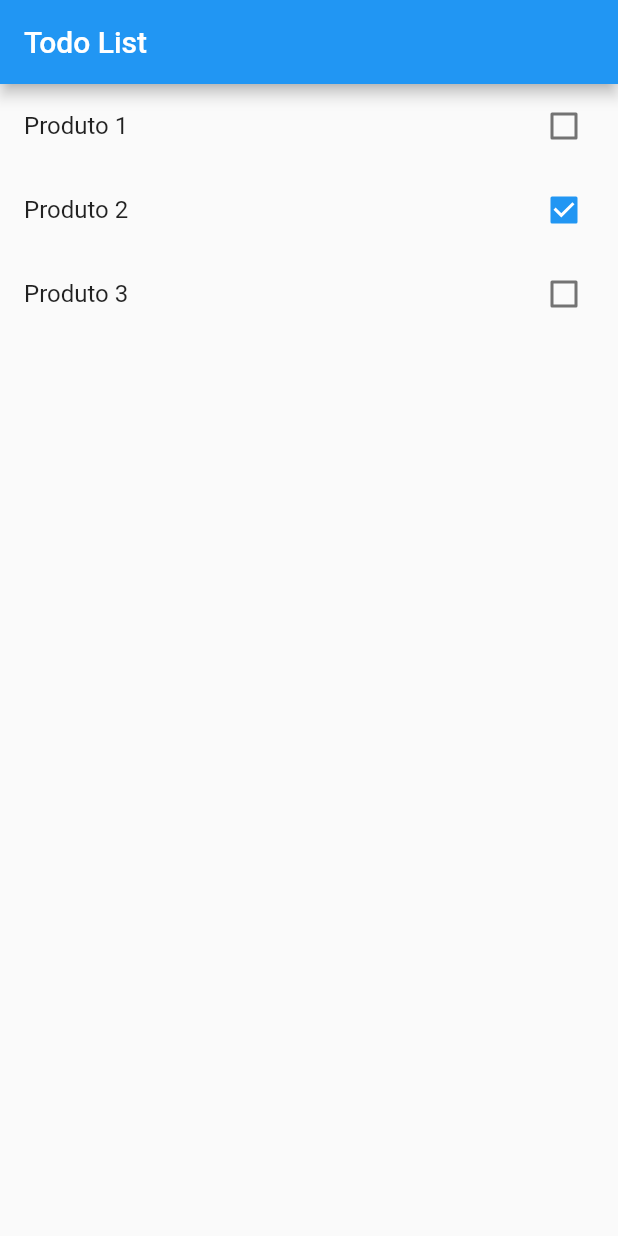
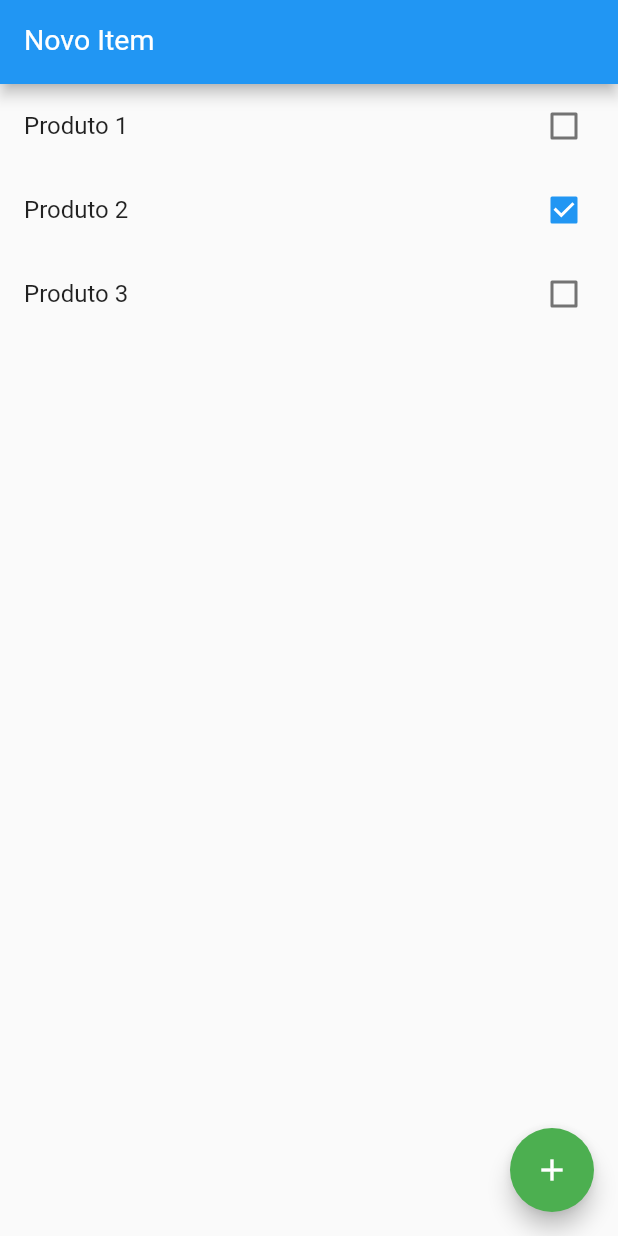
Before and after one commit to Shilton7/first_app_with_flutter, a Flutter app: the screen it shows after launch, on a phone screen of 412 x 824 dp. Run offline on Flutter 3.47's test engine with Material 2 defaults, Android fonts, the phone set to English and light mode, and no system bars.

Commit message:
Adding and removing item

```diff
--- a/lib/main.dart
+++ b/lib/main.dart
@@ -32,20 +32,52 @@ class HomePage extends StatefulWidget {
 }
 
 class _HomePageState extends State<HomePage> {
+  var newTaskCtrl = TextEditingController();
+
+  void addItem() {
+    if (newTaskCtrl.text.isEmpty) return;
+
+    setState(() {
+      widget.items.add(Item(
+        title: newTaskCtrl.text,
+        done: false,
+      ));
+      newTaskCtrl.clear();
+    });
+  }
+
+  void removeItem(int index) {
+    setState(() {
+      widget.items.removeAt(index);
+    });
+  }
+
   @override
   Widget build(BuildContext context) {
     return Scaffold(
       appBar: AppBar(
-        title: Text("Todo List"),
+        title: TextFormField(
+          controller: newTaskCtrl,
+          keyboardType: TextInputType.text,
+          style: TextStyle(
+            color: Colors.white,
+            fontSize: 19,
+          ),
+          decoration: InputDecoration(
+              labelText: "Novo Item",
+              labelStyle: TextStyle(
+                color: Colors.white,
+              )),
+        ),
       ),
       body: ListView.builder(
         itemCount: widget.items.length,
         itemBuilder: (BuildContext context, int index) {
           final item = widget.items[index];
 
-          return CheckboxListTile(
+          return Dismissible(
+            child: CheckboxListTile(
               title: Text(item.title),
-            key: Key(item.title),
               value: item.done,
               onChanged: (bool value) {
                 setState(() {
@@ -53,8 +85,22 @@ class _HomePageState extends State<HomePage> {
                   //print(item.done);
                 });
               },
+            ),
+            key: Key(item.title),
+            background: Container(
+              color: Colors.red.withOpacity(0.3),
+            ),
+            onDismissed: (direction) {
+              //print(direction);
+              removeItem(index);
+            },
           );
         },
+      ),
+      floatingActionButton: FloatingActionButton(
+        onPressed: addItem,
+        child: Icon(Icons.add),
+        backgroundColor: Colors.green,
       ),
     );
   }
```
Lines whose indentation alone changed are shown as unchanged.
